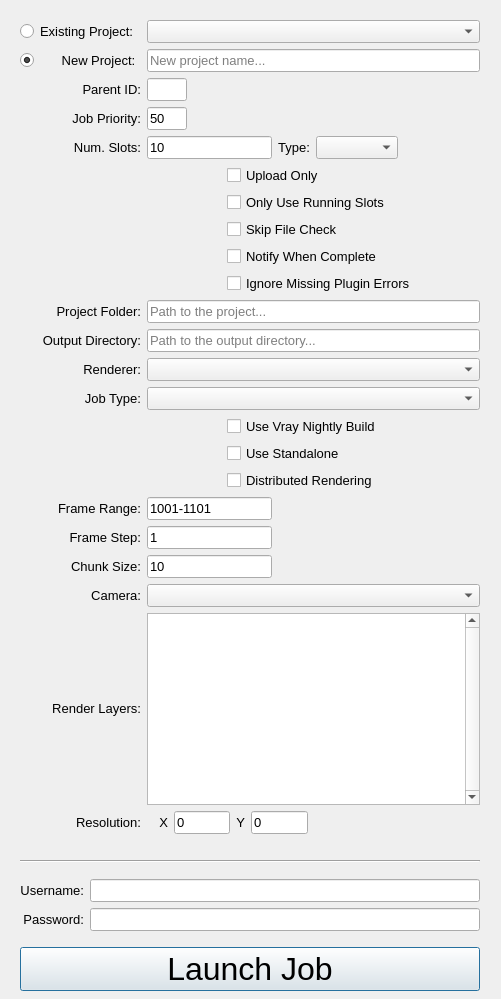
mybikeislost/zync-maya, file resources/submit_dialog.ui: the form before one commit.
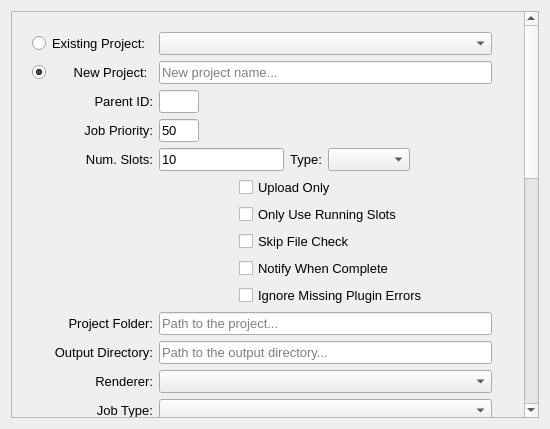
The form after the commit.

Commit message: Rebuilt submit_dialog.ui with a scrollbar and smaller default size.

Patch:
```diff
--- a/resources/submit_dialog.ui
+++ b/resources/submit_dialog.ui
@@ -6,13 +6,49 @@
    <rect>
     <x>0</x>
     <y>0</y>
-    <width>501</width>
-    <height>999</height>
+    <width>550</width>
+    <height>429</height>
    </rect>
   </property>
+  <property name="minimumSize">
+   <size>
+    <width>527</width>
+    <height>0</height>
+   </size>
+  </property>
+  <property name="maximumSize">
+   <size>
+    <width>550</width>
+    <height>1040</height>
+   </size>
+  </property>
   <property name="windowTitle">
    <string>Dialog</string>
   </property>
+  <layout class="QGridLayout" name="gridLayout">
+   <item row="0" column="0">
+    <widget class="QScrollArea" name="scrollArea">
+     <property name="horizontalScrollBarPolicy">
+      <enum>Qt::ScrollBarAlwaysOff</enum>
+     </property>
+     <property name="widgetResizable">
+      <bool>true</bool>
+     </property>
+     <widget class="QWidget" name="scrollAreaWidgetContents">
+      <property name="geometry">
+       <rect>
+        <x>0</x>
+        <y>0</y>
+        <width>509</width>
+        <height>1000</height>
+       </rect>
+      </property>
+      <property name="minimumSize">
+       <size>
+        <width>493</width>
+        <height>1000</height>
+       </size>
+      </property>
   <widget class="QWidget" name="layoutWidget">
    <property name="geometry">
     <rect>
@@ -279,7 +315,7 @@
       <item row="22" column="1">
        <layout class="QHBoxLayout" name="horizontalLayout">
         <property name="spacing">
-         <number>-1</number>
+             <number>6</number>
         </property>
         <property name="sizeConstraint">
          <enum>QLayout::SetDefaultConstraint</enum>
@@ -1002,7 +1038,7 @@
      </widget>
     </item>
     <item>
-     <layout class="QGridLayout" name="gridLayout">
+         <layout class="QGridLayout" name="gridLayout_2">
       <item row="0" column="0">
        <widget class="QLabel" name="label_13">
         <property name="font">
@@ -1096,38 +1132,10 @@
    </layout>
   </widget>
  </widget>
- <tabstops>
-  <tabstop>existing_project</tabstop>
-  <tabstop>existing_project_name</tabstop>
-  <tabstop>new_project</tabstop>
-  <tabstop>new_project_name</tabstop>
-  <tabstop>parent_id</tabstop>
-  <tabstop>priority</tabstop>
-  <tabstop>num_instances</tabstop>
-  <tabstop>instance_type</tabstop>
-  <tabstop>upload_only</tabstop>
-  <tabstop>start_new_slots</tabstop>
-  <tabstop>skip_check</tabstop>
-  <tabstop>notify_complete</tabstop>
-  <tabstop>ignore_plugin_errors</tabstop>
-  <tabstop>project</tabstop>
-  <tabstop>output_dir</tabstop>
-  <tabstop>renderer</tabstop>
-  <tabstop>job_type</tabstop>
-  <tabstop>vray_nightly</tabstop>
-  <tabstop>use_standalone</tabstop>
-  <tabstop>distributed</tabstop>
-  <tabstop>frange</tabstop>
-  <tabstop>frame_step</tabstop>
-  <tabstop>chunk_size</tabstop>
-  <tabstop>camera</tabstop>
-  <tabstop>layers</tabstop>
-  <tabstop>x_res</tabstop>
-  <tabstop>y_res</tabstop>
-  <tabstop>username</tabstop>
-  <tabstop>password</tabstop>
-  <tabstop>submit_button</tabstop>
- </tabstops>
+    </widget>
+   </item>
+  </layout>
+ </widget>
  <resources/>
  <connections/>
 </ui>
```
Lines whose indentation alone changed are shown as unchanged.
